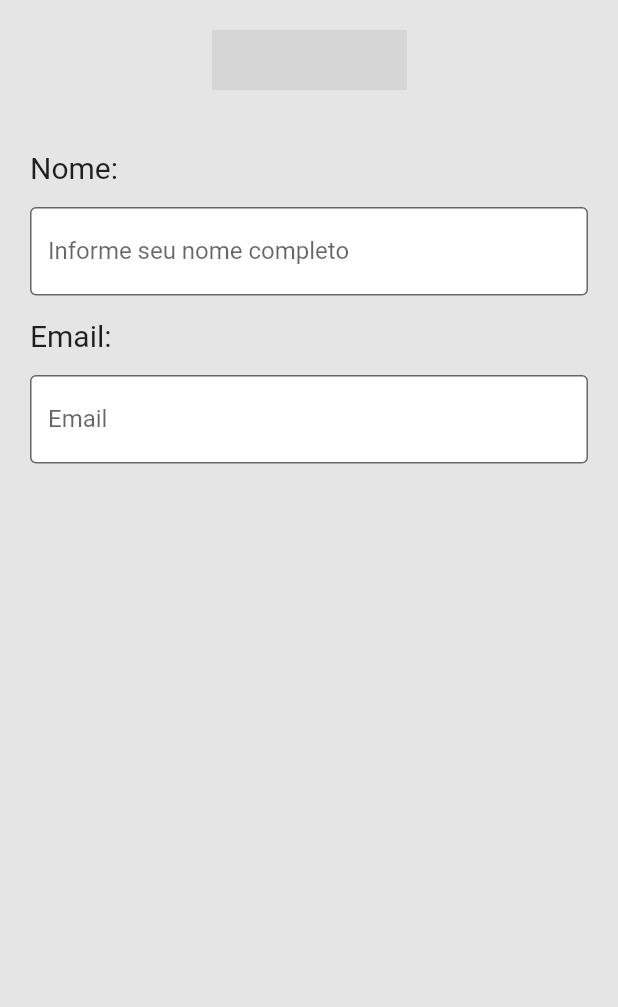
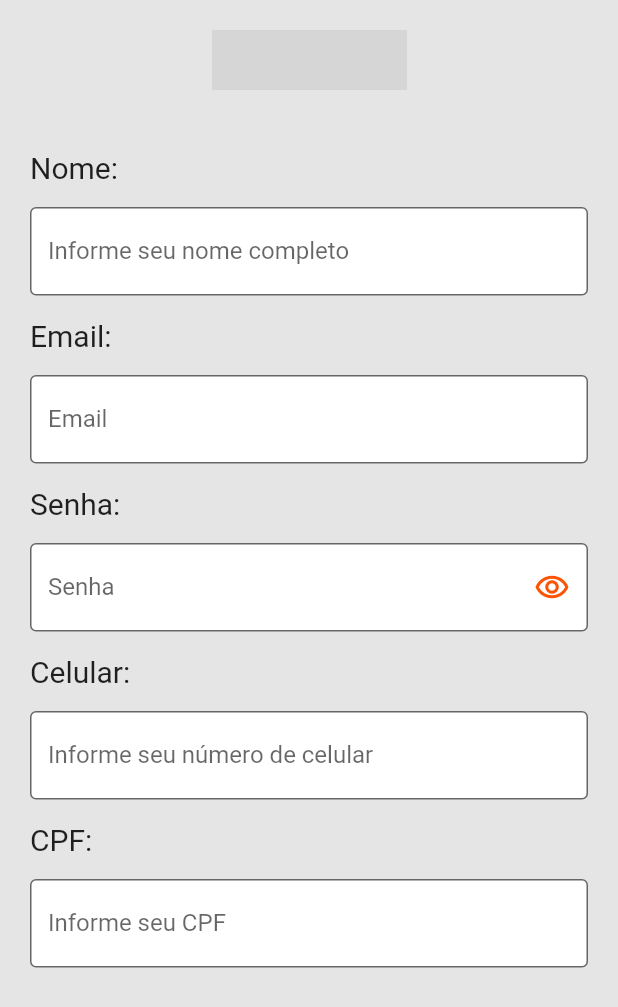
Before and after one commit to PedroAChaves/morpheus_old, a Flutter app: the screen it shows after launch, on a phone screen of 412 x 824 dp. Shown: the top 1007 px of the screen. Run offline on Flutter 3.47's test engine with Material 2 defaults, Android fonts, the phone set to English and light mode, and no system bars; our stand-ins replace dotted_line, flutter_native_splash, google_fonts, qr_flutter, shimmer; missing offline and left inert: syncfusion_flutter_pdfviewer; grey boxes are pictures that could not be loaded.

Commit message:
Text Fields are right

```diff
--- a/lib/modules/Login/create_account.dart
+++ b/lib/modules/Login/create_account.dart
@@ -14,7 +14,9 @@ class _CreateAccountState extends State<CreateAccount> {
   Widget build(BuildContext context) {
     return Scaffold(
       backgroundColor: const Color(0xffe5e5e5),
-      body: Column(
+      body: ListView(
+        children: [
+          Column(
             crossAxisAlignment: CrossAxisAlignment.start,
             children: [
               Padding(
@@ -38,10 +40,12 @@ class _CreateAccountState extends State<CreateAccount> {
               Padding(
                 padding: const EdgeInsets.only(left: 20, top: 15, right: 20),
                 child: TextField(
+                  // autofocus: true,
                   cursorColor: AppColors.primary,
                   decoration: InputDecoration(
                     focusedBorder: OutlineInputBorder(
-                  borderSide: BorderSide(color: AppColors.primary, width: 2),
+                      borderSide:
+                          BorderSide(color: AppColors.primary, width: 2),
                     ),
                     border: const OutlineInputBorder(),
                     labelText: 'Informe seu nome completo',
@@ -64,7 +68,8 @@ class _CreateAccountState extends State<CreateAccount> {
                   cursorColor: AppColors.primary,
                   decoration: InputDecoration(
                     focusedBorder: OutlineInputBorder(
-                  borderSide: BorderSide(color: AppColors.primary, width: 2),
+                      borderSide:
+                          BorderSide(color: AppColors.primary, width: 2),
                     ),
                     border: const OutlineInputBorder(),
                     labelText: 'Email',
@@ -73,7 +78,84 @@ class _CreateAccountState extends State<CreateAccount> {
                     filled: true,
                   ),
                 ),
-          )
+              ),
+              const Padding(
+                padding: EdgeInsets.only(left: 20, top: 15),
+                child: Text(
+                  'Senha:',
+                  style: TextStyle(fontSize: 20),
+                ),
+              ),
+              Padding(
+                padding: const EdgeInsets.only(left: 20, top: 15, right: 20),
+                child: TextField(
+                  cursorColor: AppColors.primary,
+                  obscureText: true,
+                  decoration: InputDecoration(
+                    focusedBorder: OutlineInputBorder(
+                      borderSide:
+                          BorderSide(color: AppColors.primary, width: 2),
+                    ),
+                    suffixIcon: const Icon(Icons.remove_red_eye_outlined,
+                        color: Color(0xFFFC5404)),
+                    border: const OutlineInputBorder(),
+                    labelText: 'Senha',
+                    floatingLabelStyle: TextStyle(color: AppColors.primary),
+                    fillColor: Colors.white,
+                    filled: true,
+                  ),
+                ),
+              ),
+              const Padding(
+                padding: EdgeInsets.only(left: 20, top: 15),
+                child: Text(
+                  'Celular:',
+                  style: TextStyle(fontSize: 20),
+                ),
+              ),
+              Padding(
+                padding: const EdgeInsets.only(left: 20, top: 15, right: 20),
+                child: TextField(
+                  cursorColor: AppColors.primary,
+                  decoration: InputDecoration(
+                    focusedBorder: OutlineInputBorder(
+                      borderSide:
+                          BorderSide(color: AppColors.primary, width: 2),
+                    ),
+                    border: const OutlineInputBorder(),
+                    labelText: 'Informe seu número de celular',
+                    floatingLabelStyle: TextStyle(color: AppColors.primary),
+                    fillColor: Colors.white,
+                    filled: true,
+                  ),
+                ),
+              ),
+              const Padding(
+                padding: EdgeInsets.only(left: 20, top: 15),
+                child: Text(
+                  'CPF:',
+                  style: TextStyle(fontSize: 20),
+                ),
+              ),
+              Padding(
+                padding: const EdgeInsets.only(left: 20, top: 15, right: 20),
+                child: TextField(
+                  cursorColor: AppColors.primary,
+                  decoration: InputDecoration(
+                    focusedBorder: OutlineInputBorder(
+                      borderSide:
+                          BorderSide(color: AppColors.primary, width: 2),
+                    ),
+                    border: const OutlineInputBorder(),
+                    labelText: 'Informe seu CPF',
+                    floatingLabelStyle: TextStyle(color: AppColors.primary),
+                    fillColor: Colors.white,
+                    filled: true,
+                  ),
+                ),
+              ),
+            ],
+          ),
         ],
       ),
     );
--- a/pubspec.yaml
+++ b/pubspec.yaml
@@ -41,6 +41,7 @@ dependencies:
   syncfusion_flutter_pdfviewer: ^19.1.0-beta
   http: ^0.13.4
   shimmer: ^2.0.0
+  intl_phone_field: ^3.1.0
 
 dev_dependencies:
   flutter_test:
```
Also changed, not shown: lib/modules/Login/phone_login.dart (added), pubspec.lock. Lines whose indentation alone changed are shown as unchanged.
